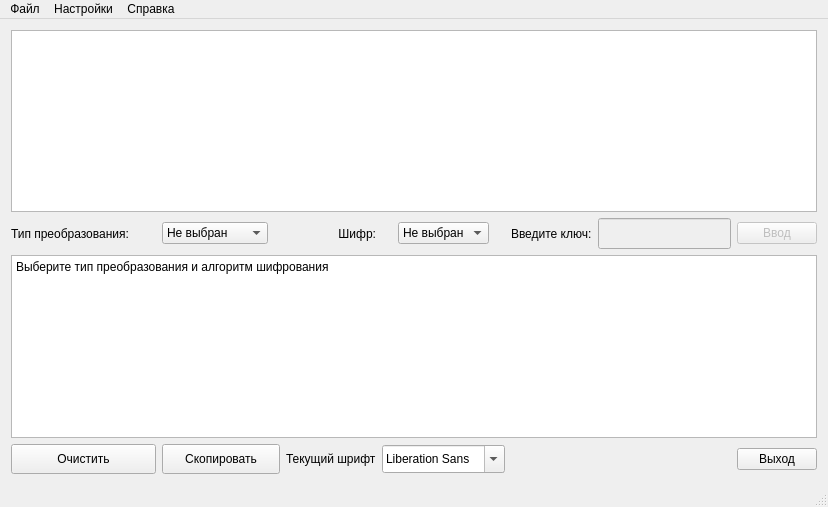
Qt form crypt.ui (Sterly27/trpo) before a commit.
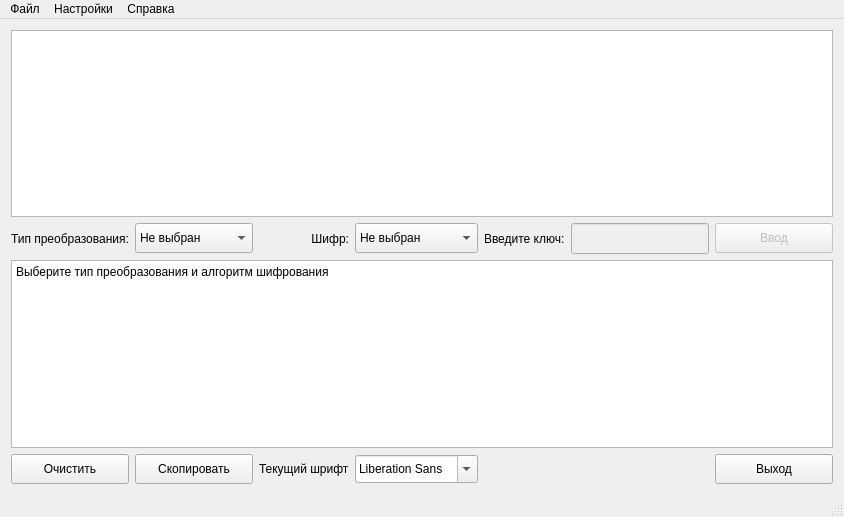
The same form after that commit.

Diff of the .ui file:
```diff
--- a/crypt.ui
+++ b/crypt.ui
@@ -9,10 +9,16 @@
    <rect>
     <x>0</x>
     <y>0</y>
-    <width>828</width>
-    <height>507</height>
+    <width>844</width>
+    <height>517</height>
    </rect>
   </property>
+  <property name="minimumSize">
+   <size>
+    <width>118</width>
+    <height>30</height>
+   </size>
+  </property>
   <property name="font">
    <font>
     <weight>50</weight>
@@ -50,8 +56,21 @@
       </property>
      </widget>
     </item>
-    <item row="1" column="1" alignment="Qt::AlignLeft">
+    <item row="1" column="0">
+     <widget class="QLabel" name="label">
+      <property name="text">
+       <string>Тип преобразования:</string>
+      </property>
+     </widget>
+    </item>
+    <item row="1" column="1">
      <widget class="QComboBox" name="comboBox_1">
+      <property name="minimumSize">
+       <size>
+        <width>118</width>
+        <height>30</height>
+       </size>
+      </property>
       <item>
        <property name="text">
         <string>Не выбран</string>
@@ -69,16 +88,66 @@
       </item>
      </widget>
     </item>
-    <item row="3" column="0" colspan="7">
-     <widget class="QPlainTextEdit" name="plainTextEdit_2">
+    <item row="1" column="2">
+     <widget class="QLabel" name="label_3">
+      <property name="text">
+       <string>Шифр:</string>
+      </property>
+      <property name="alignment">
+       <set>Qt::AlignRight|Qt::AlignTrailing|Qt::AlignVCenter</set>
+      </property>
+     </widget>
+    </item>
+    <item row="1" column="3">
+     <widget class="QComboBox" name="comboBox_2">
+      <property name="minimumSize">
+       <size>
+        <width>118</width>
+        <height>30</height>
+       </size>
+      </property>
+      <item>
+       <property name="text">
+        <string>Не выбран</string>
+       </property>
+      </item>
+      <item>
+       <property name="text">
+        <string>Вижинера</string>
+       </property>
+      </item>
+      <item>
+       <property name="text">
+        <string>Морзе</string>
+       </property>
+      </item>
+      <item>
+       <property name="text">
+        <string>Цезаря</string>
+       </property>
+      </item>
+     </widget>
+    </item>
+    <item row="1" column="4">
+     <widget class="QLabel" name="label_2">
+      <property name="text">
+       <string>Введите ключ:</string>
+      </property>
+     </widget>
+    </item>
+    <item row="1" column="5">
+     <widget class="QLineEdit" name="lineEdit">
       <property name="enabled">
-       <bool>true</bool>
+       <bool>false</bool>
       </property>
-      <property name="readOnly">
-       <bool>true</bool>
+      <property name="minimumSize">
+       <size>
+        <width>90</width>
+        <height>31</height>
+       </size>
       </property>
-      <property name="plainText">
-       <string>Выберите тип преобразования и алгоритм шифрования</string>
+      <property name="maxLength">
+       <number>0</number>
       </property>
      </widget>
     </item>
@@ -87,6 +156,12 @@
       <property name="enabled">
        <bool>false</bool>
       </property>
+      <property name="minimumSize">
+       <size>
+        <width>118</width>
+        <height>30</height>
+       </size>
+      </property>
       <property name="styleSheet">
        <string notr="true">btn.resize(100, 50);
  btn.show();
@@ -106,88 +181,30 @@
       </property>
      </widget>
     </item>
-    <item row="1" column="5">
-     <widget class="QLineEdit" name="lineEdit">
+    <item row="2" column="0" colspan="7">
+     <widget class="QPlainTextEdit" name="plainTextEdit_2">
       <property name="enabled">
-       <bool>false</bool>
+       <bool>true</bool>
       </property>
-      <property name="minimumSize">
-       <size>
-        <width>90</width>
-        <height>31</height>
-       </size>
+      <property name="readOnly">
+       <bool>true</bool>
       </property>
-      <property name="maxLength">
-       <number>0</number>
+      <property name="plainText">
+       <string>Выберите тип преобразования и алгоритм шифрования</string>
       </property>
      </widget>
     </item>
-    <item row="1" column="0" alignment="Qt::AlignLeft">
-     <widget class="QLabel" name="label">
-      <property name="text">
-       <string>Тип преобразования:</string>
-      </property>
-     </widget>
-    </item>
-    <item row="1" column="3" alignment="Qt::AlignHCenter">
-     <widget class="QComboBox" name="comboBox_2">
-      <item>
-       <property name="text">
-        <string>Не выбран</string>
-       </property>
-      </item>
-      <item>
-       <property name="text">
-        <string>Вижинера</string>
-       </property>
-      </item>
-      <item>
-       <property name="text">
-        <string>Морзе</string>
-       </property>
-      </item>
-      <item>
-       <property name="text">
-        <string>Цезаря</string>
-       </property>
-      </item>
-     </widget>
-    </item>
-    <item row="4" column="6">
-     <widget class="QPushButton" name="close">
-      <property name="text">
-       <string>Выход</string>
-      </property>
-     </widget>
-    </item>
-    <item row="1" column="2" alignment="Qt::AlignRight">
-     <widget class="QLabel" name="label_3">
-      <property name="text">
-       <string>Шифр:</string>
-      </property>
-      <property name="alignment">
-       <set>Qt::AlignRight|Qt::AlignTrailing|Qt::AlignVCenter</set>
-      </property>
-     </widget>
-    </item>
-    <item row="1" column="4" alignment="Qt::AlignRight">
-     <widget class="QLabel" name="label_2">
-      <property name="text">
-       <string>Введите ключ:</string>
-      </property>
-     </widget>
-    </item>
-    <item row="4" column="0">
+    <item row="3" column="0">
      <widget class="QPushButton" name="clear">
       <property name="minimumSize">
        <size>
-        <width>145</width>
-        <height>0</height>
+        <width>118</width>
+        <height>30</height>
        </size>
       </property>
       <property name="maximumSize">
        <size>
-        <width>145</width>
+        <width>118</width>
         <height>30</height>
        </size>
       </property>
@@ -196,7 +213,7 @@
       </property>
      </widget>
     </item>
-    <item row="4" column="1">
+    <item row="3" column="1">
      <widget class="QPushButton" name="pushButton">
       <property name="minimumSize">
        <size>
@@ -215,7 +232,14 @@
       </property>
      </widget>
     </item>
-    <item row="4" column="3">
+    <item row="3" column="2">
+     <widget class="QLabel" name="label_4">
+      <property name="text">
+       <string>Текущий шрифт</string>
+      </property>
+     </widget>
+    </item>
+    <item row="3" column="3">
      <widget class="QFontComboBox" name="fontComboBox">
       <property name="maximumSize">
        <size>
@@ -228,10 +252,16 @@
       </property>
      </widget>
     </item>
-    <item row="4" column="2" alignment="Qt::AlignRight">
-     <widget class="QLabel" name="label_4">
+    <item row="3" column="6">
+     <widget class="QPushButton" name="close">
+      <property name="minimumSize">
+       <size>
+        <width>118</width>
+        <height>30</height>
+       </size>
+      </property>
       <property name="text">
-       <string>Текущий шрифт</string>
+       <string>Выход</string>
       </property>
      </widget>
     </item>
@@ -256,8 +286,8 @@
     <rect>
      <x>0</x>
      <y>0</y>
-     <width>828</width>
-     <height>27</height>
+     <width>844</width>
+     <height>21</height>
     </rect>
    </property>
    <widget class="QMenu" name="menu">
```
